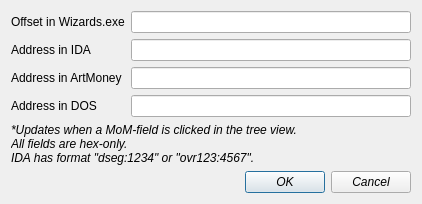
The window that MoMTweaker/dialogcalculatoraddress.ui (jbalcomb/MoM-RTGT) describes before a commit, drawn with Qt 5.
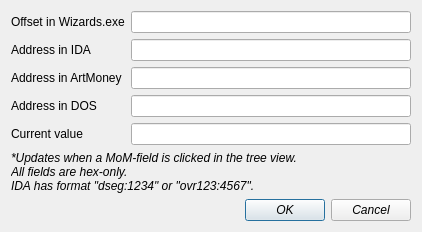
The same window after the commit.

Diff of the .ui file:
```diff
--- a/MoMTweaker/dialogcalculatoraddress.ui
+++ b/MoMTweaker/dialogcalculatoraddress.ui
@@ -7,16 +7,13 @@
     <x>0</x>
     <y>0</y>
     <width>422</width>
-    <height>193</height>
+    <height>221</height>
    </rect>
   </property>
   <property name="windowTitle">
    <string>Address Calculator</string>
   </property>
   <layout class="QFormLayout" name="formLayout">
-   <property name="fieldGrowthPolicy">
-    <enum>QFormLayout::AllNonFixedFieldsGrow</enum>
-   </property>
    <item row="0" column="0">
     <widget class="QLabel" name="label">
      <property name="text">
@@ -57,7 +54,17 @@
    <item row="3" column="1">
     <widget class="QLineEdit" name="lineEdit_OffsetDOS"/>
    </item>
-   <item row="4" column="0" colspan="2">
+   <item row="4" column="0">
+    <widget class="QLabel" name="label_5">
+     <property name="text">
+      <string>Current value</string>
+     </property>
+    </widget>
+   </item>
+   <item row="4" column="1">
+    <widget class="QLineEdit" name="lineEdit_CurrentValue"/>
+   </item>
+   <item row="5" column="0" colspan="2">
     <widget class="QLabel" name="label_7">
      <property name="font">
       <font>
@@ -75,7 +82,7 @@
      </property>
     </widget>
    </item>
-   <item row="5" column="0" colspan="2">
+   <item row="6" column="0" colspan="2">
     <widget class="QDialogButtonBox" name="buttonBox">
      <property name="font">
       <font>
```
